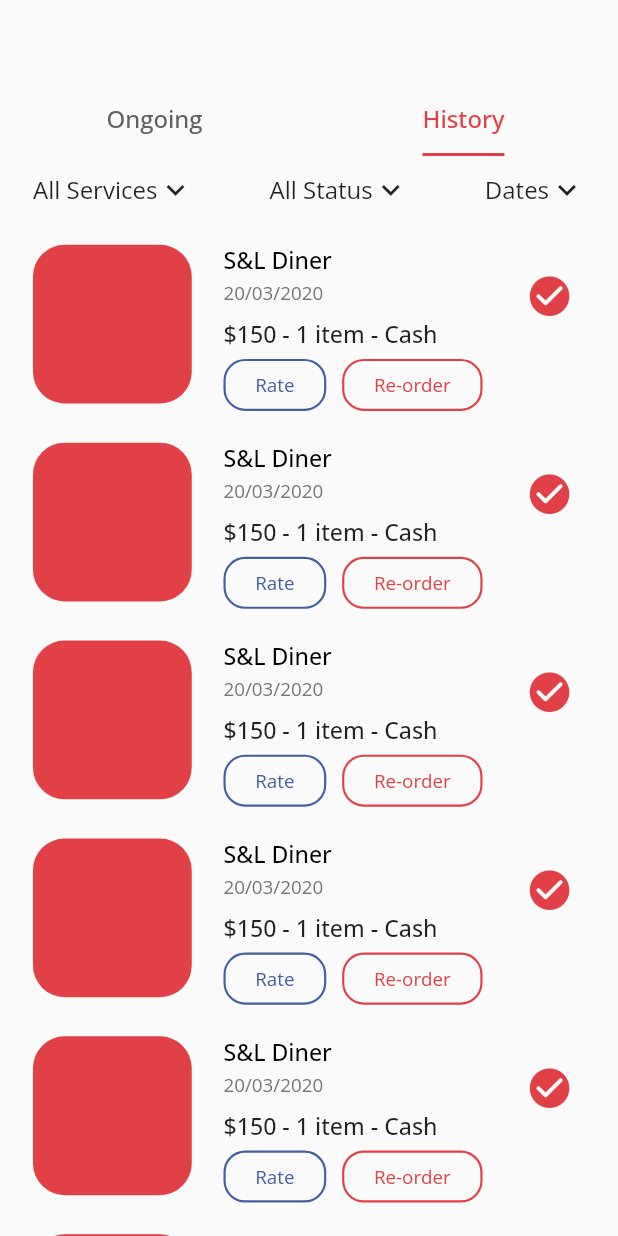
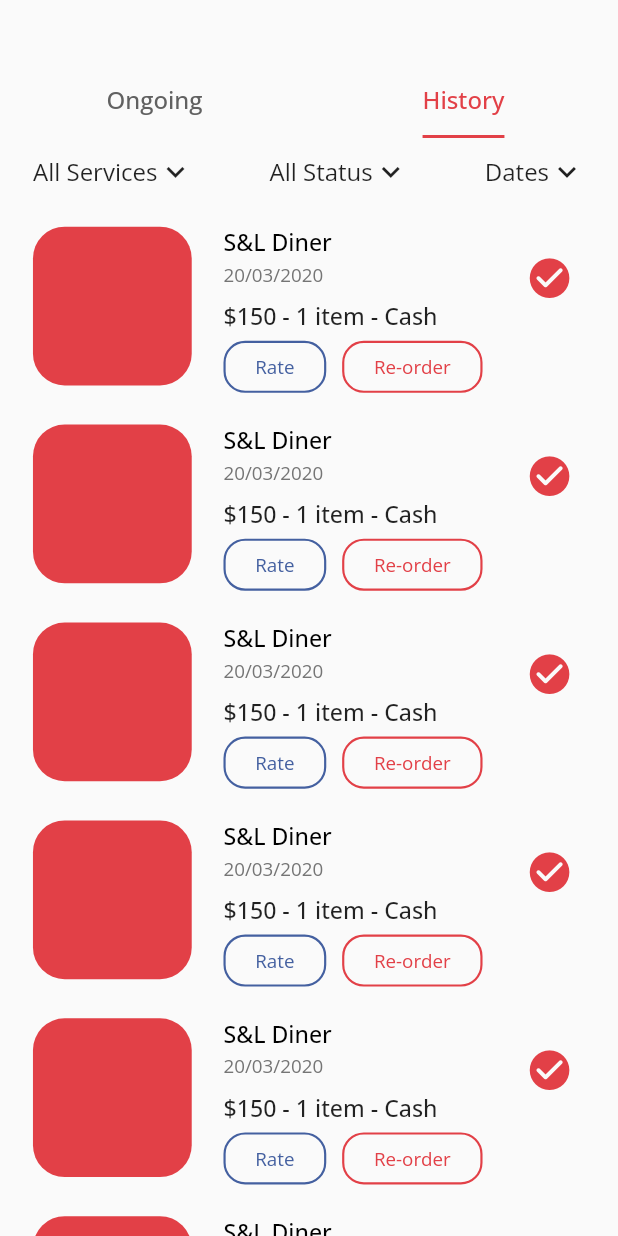
Before and after one commit to martinoyovo/flutter-restaurant-app, a Flutter app: the Tracking screen opened by its route, tab 2 chosen, on a phone screen of 412 x 824 dp. Run offline on Flutter 3.47's test engine with Material 2 defaults, Android fonts, the phone set to English and light mode, and no system bars; our stand-ins replace flutter_svg, geolocator, google_fonts, google_maps_flutter.

Commit message:
Tracking edited

```diff
--- a/lib/pages/driver/order/tracking.dart
+++ b/lib/pages/driver/order/tracking.dart
@@ -19,9 +19,11 @@ class _TrackingState extends State<Tracking> {
     return DefaultTabController(
       length: 2,
       child: Scaffold(
-        appBar: AppBar(
-          automaticallyImplyLeading: false,
-          bottom: TabBar(
+        body: Column(
+          children: [
+            Container(
+              margin: EdgeInsets.only(top: getProportionateScreenWidth(40)),
+              child: TabBar(
                 indicatorWeight: 2,
                 indicatorColor: theme.primaryColor,
                 tabs: [
@@ -30,13 +32,17 @@ class _TrackingState extends State<Tracking> {
                 ],
               ),
             ),
-        body: TabBarView(
+            Expanded(
+              child: TabBarView(
                 children: [
                   FOngoingTracking(),
                   FHistoryTracking(),
                 ],
               ),
             ),
+          ],
+        ),
+      ),
     );
   }
 }
```
Lines whose indentation alone changed are shown as unchanged.
